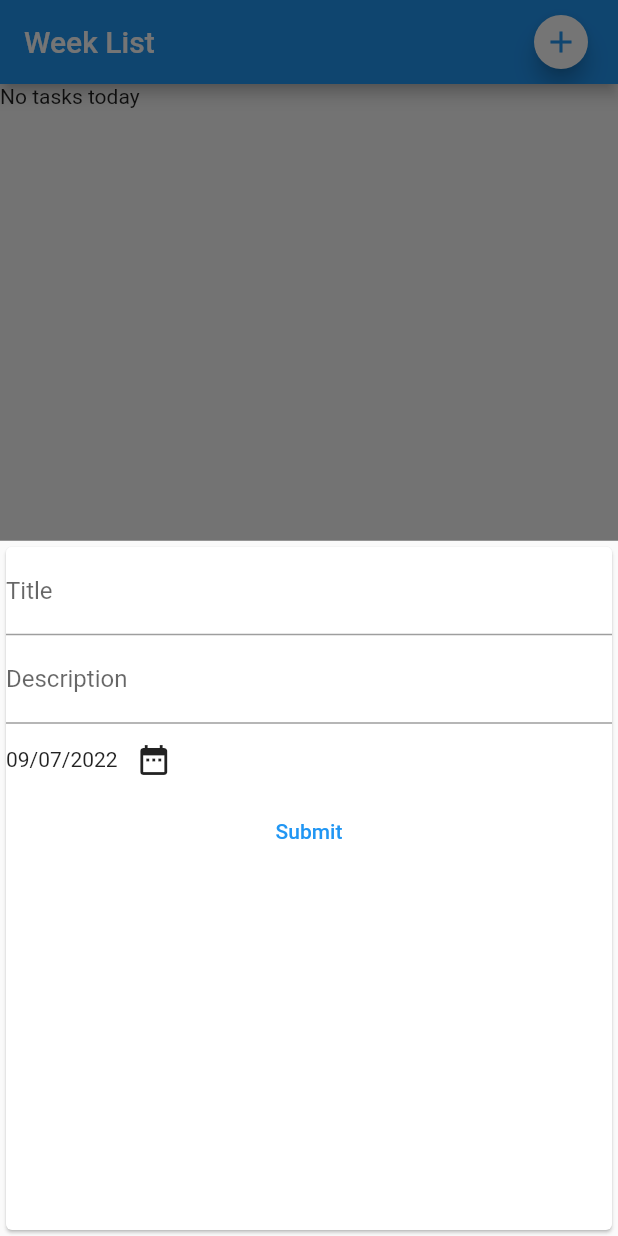
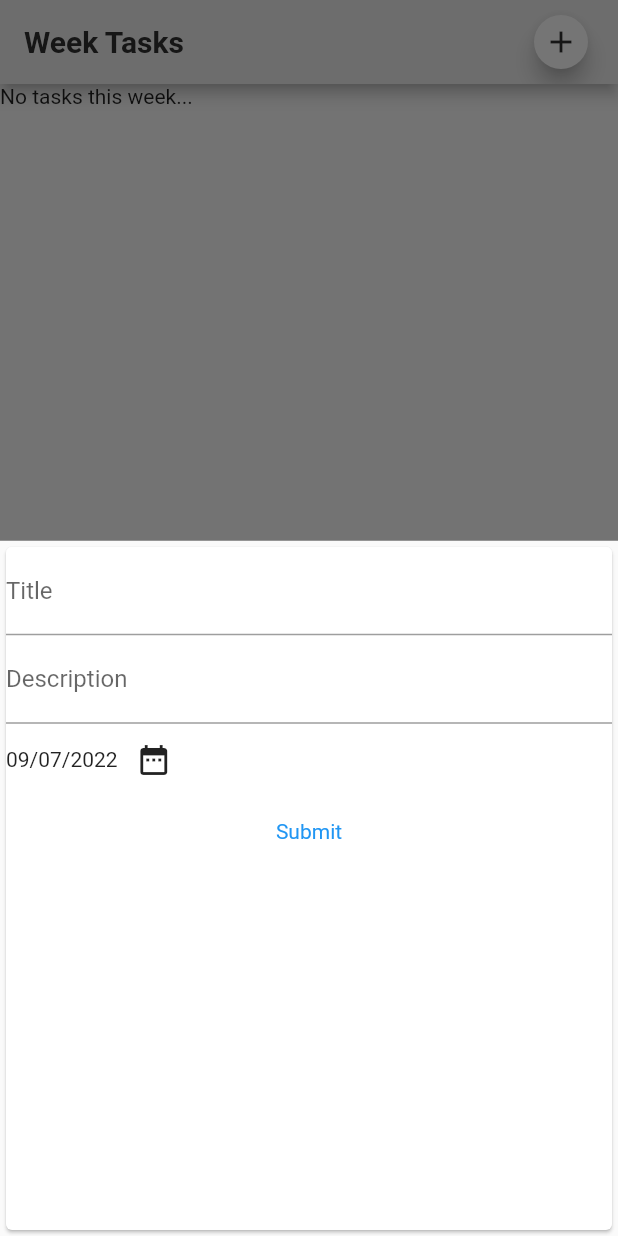
Before and after one commit to AllanCicceri/WeekTasks, a Flutter app: the screen it shows after launch, after a tap on the "add" icon, on a phone screen of 412 x 824 dp. Run offline on Flutter 3.47's test engine with Material 2 defaults, Android fonts, the phone set to English and light mode, and no system bars.

Commit message:
add: fonts and theme styles

```diff
--- a/lib/components/task_card.dart
+++ b/lib/components/task_card.dart
@@ -17,24 +17,21 @@ class Task extends StatefulWidget {
 class _TaskState extends State<Task> {
   @override
   Widget build(BuildContext context) {
-    print('situação: ${widget.done}');
     return Card(
       elevation: 6,
       child: ListTile(
         title: Text(
           widget.title,
-          style: TextStyle(fontSize: 18, fontWeight: FontWeight.bold),
+          style: Theme.of(context).textTheme.headline2,
         ),
         subtitle: Text(
           widget.description,
-          style: TextStyle(fontSize: 12),
+          style: Theme.of(context).textTheme.headline3,
         ),
         trailing: Column(
           children: [
             Text(DateFormat('dd/MM/y').format(widget.date),
-                style: TextStyle(
-                  fontSize: 12,
-                )),
+                style: Theme.of(context).textTheme.headline3),
             Flexible(
               child: Checkbox(
                 value: widget.done,
--- a/lib/home.dart
+++ b/lib/home.dart
@@ -32,22 +32,22 @@ class _HomeState extends State<Home> {
   Widget build(BuildContext context) {
     return Scaffold(
       appBar: AppBar(
-        title: Text('Week List'),
+        title: Text(
+          'Week Tasks',
+          style: Theme.of(context).textTheme.headline1,
+        ),
         actions: [
           Container(
               padding: EdgeInsets.all(10),
               child: FloatingActionButton(
                 onPressed: () => _showAddTaskFormModal(context),
-                child: Icon(
-                  Icons.add,
-                  color: Colors.blue,
-                ),
+                child: Icon(Icons.add, color: Colors.grey[850]),
                 backgroundColor: Colors.white,
               ))
         ],
       ),
       body: _tasksList.length == 0
-          ? Text('No tasks today')
+          ? Text('No tasks this week...')
           : Column(
               children: _tasksList.map((task) {
                 return Container(
--- a/lib/main.dart
+++ b/lib/main.dart
@@ -11,6 +11,28 @@ class ToDoApp extends StatelessWidget {
   @override
   Widget build(BuildContext context) {
     return MaterialApp(
+      theme: ThemeData(
+        primaryColor: Colors.grey[200],
+        colorScheme: ColorScheme.fromSwatch(accentColor: Colors.grey[850]),
+        fontFamily: 'Roboto',
+        textTheme: TextTheme(
+          headline1: TextStyle(
+              fontSize: 20,
+              fontWeight: FontWeight.bold,
+              color: Colors.grey[850]),
+          headline2: TextStyle(
+              fontSize: 18,
+              fontWeight: FontWeight.bold,
+              color: Colors.grey[800]),
+          headline3: TextStyle(
+            fontSize: 14,
+            color: Colors.grey[400],
+          ),
+        ),
+        appBarTheme: AppBarTheme(
+          color: Colors.grey[200],
+        ),
+      ),
       home: Home(),
     );
   }
```
Also changed, not shown: pubspec.yaml (+5 -5 lines), assets/fonts/Roboto-Bold.ttf (added), assets/fonts/Roboto-Regular.ttf (added).
